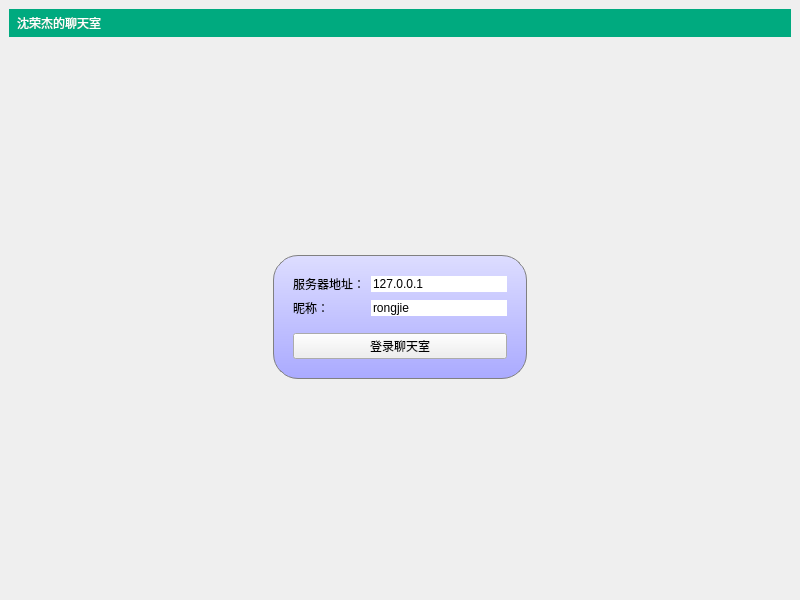
First picture: the form in ChatClient/mainwindow.ui, repository GHrongjie/QtLab5, before the edit.
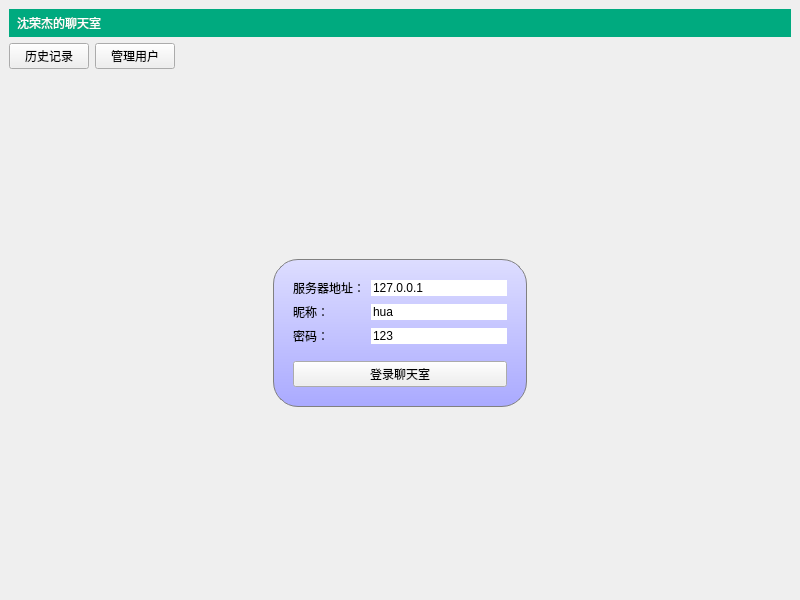
Second picture: the form after the edit.

Commit message: Add Manager and its funtions,user only can login on one device

```diff
--- a/ChatClient/mainwindow.ui
+++ b/ChatClient/mainwindow.ui
@@ -45,6 +45,37 @@
       </property>
      </widget>
     </item>
+    <item>
+     <layout class="QHBoxLayout" name="horizontalLayout_3">
+      <item>
+       <widget class="QPushButton" name="chatHistoryButton">
+        <property name="text">
+         <string>历史记录</string>
+        </property>
+       </widget>
+      </item>
+      <item>
+       <widget class="QPushButton" name="manageUserButton">
+        <property name="text">
+         <string>管理用户</string>
+        </property>
+       </widget>
+      </item>
+      <item>
+       <spacer name="horizontalSpacer_3">
+        <property name="orientation">
+         <enum>Qt::Orientation::Horizontal</enum>
+        </property>
+        <property name="sizeHint" stdset="0">
+         <size>
+          <width>40</width>
+          <height>20</height>
+         </size>
+        </property>
+       </spacer>
+      </item>
+     </layout>
+    </item>
     <item>
      <widget class="QStackedWidget" name="stackedWidget">
       <property name="currentIndex">
@@ -156,7 +187,7 @@
               </widget>
              </item>
              <item row="1" column="0">
-              <widget class="QLabel" name="userName">
+              <widget class="QLabel" name="label">
                <property name="text">
                 <string>昵称：</string>
                </property>
@@ -165,7 +196,24 @@
              <item row="1" column="1">
               <widget class="QLineEdit" name="userNameEdit">
                <property name="text">
-                <string>rongjie</string>
+                <string>hua</string>
+               </property>
+               <property name="frame">
+                <bool>false</bool>
+               </property>
+              </widget>
+             </item>
+             <item row="2" column="0">
+              <widget class="QLabel" name="userName">
+               <property name="text">
+                <string>密码：</string>
+               </property>
+              </widget>
+             </item>
+             <item row="2" column="1">
+              <widget class="QLineEdit" name="passwordEdit">
+               <property name="text">
+                <string>123</string>
                </property>
                <property name="frame">
                 <bool>false</bool>
```
Left out of the diff: 58 changed lines with no effect on the pictures. The commit also changes 12 other files.
